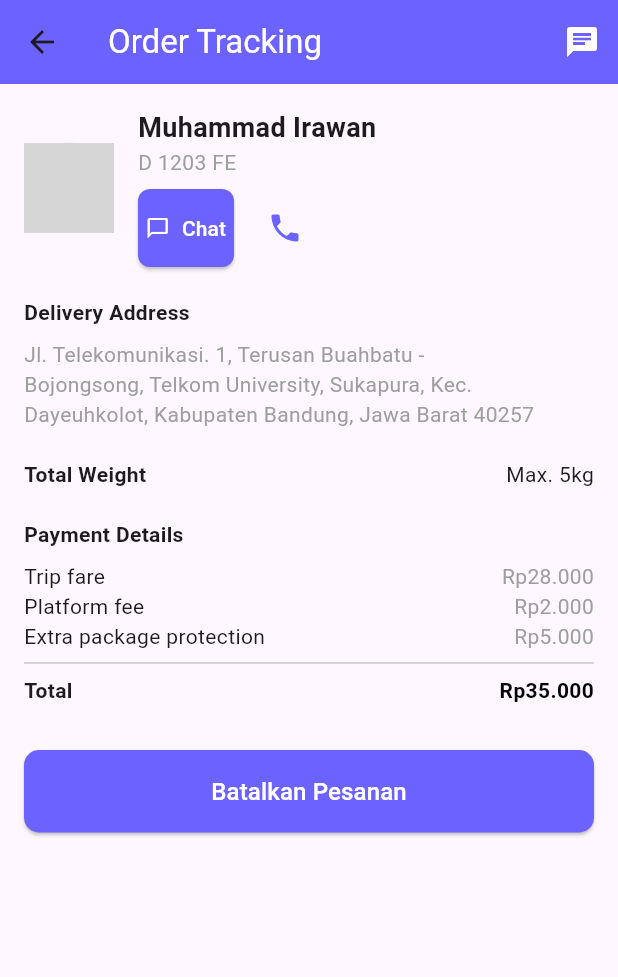
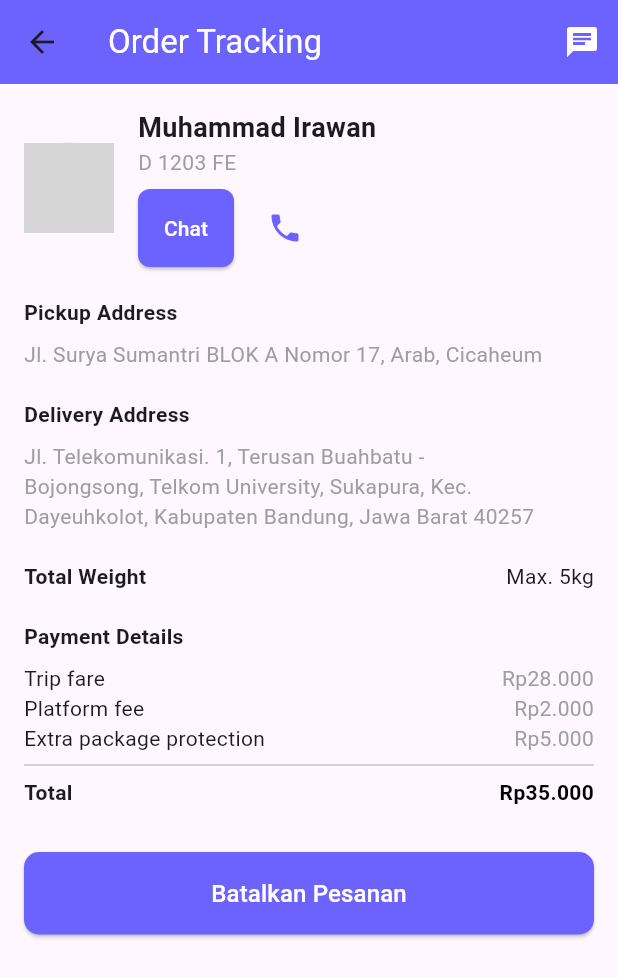
Before and after one commit to Nizar-Rasyiid/sendit_mobile, a Flutter app: the OrderTrackingPage screen opened directly, on a phone screen of 412 x 824 dp. Shown: the top 977 px of the screen. Run offline on Flutter 3.47's test engine with Material 3 defaults, Android fonts, the phone set to English and light mode, and no system bars; network calls fail; grey boxes are pictures that could not be loaded.

Commit message:
order and payment updated 2

```diff
--- a/lib/order/order_tracking_page.dart
+++ b/lib/order/order_tracking_page.dart
@@ -28,6 +28,8 @@ class OrderTrackingPage extends StatelessWidget {
           crossAxisAlignment: CrossAxisAlignment.start,
           children: [
             _buildCourierInfo(),
+            const SizedBox(height: 20),
+            _buildPickupAddress(),
             const SizedBox(height: 20),
             _buildDeliveryAddress(),
             const SizedBox(height: 20),
@@ -70,7 +72,6 @@ class OrderTrackingPage extends StatelessWidget {
                   onPressed: () {
                     // Handle chat action
                   },
-                  icon: const Icon(Icons.chat_bubble_outline, size: 16,color: Colors.white),
                   label: const Text('Chat', style: TextStyle(fontSize: 14, color: Colors.white)),
                   style: ElevatedButton.styleFrom(
                     backgroundColor: const Color(0xFF6C63FF),
@@ -89,6 +90,22 @@ class OrderTrackingPage extends StatelessWidget {
               ],
             ),
           ],
+        ),
+      ],
+    );
+  }
+  Widget _buildPickupAddress() {
+    return Column(
+      crossAxisAlignment: CrossAxisAlignment.start,
+      children: [
+        const Text(
+          'Pickup Address',
+          style: TextStyle(fontWeight: FontWeight.bold),
+        ),
+        const SizedBox(height: 8),
+        const Text(
+          'Jl. Surya Sumantri BLOK A Nomor 17, Arab, Cicaheum',
+          style: TextStyle(color: Colors.grey),
         ),
       ],
     );
```
